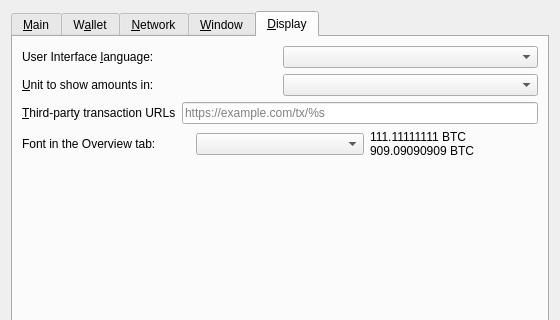
This is src/qt/forms/optionsdialog.ui in yarsawyer/tidecoin as Qt 5 draws it before an edit; both pictures show x 0 to 560 and y 0 to 320 of the 560 by 495 pixel window. The edited form follows.
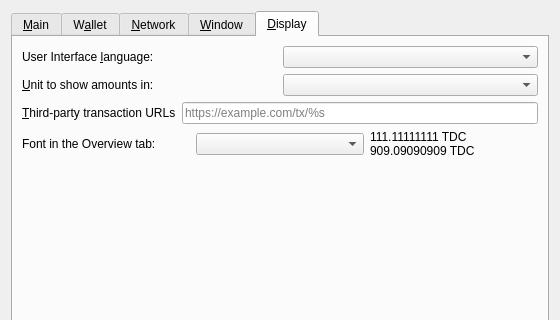
This is the edited form. The open tabs and pages were chosen to show the change. Custom widgets are drawn as their Qt base class.

What changed in the file:
```diff
--- a/src/qt/forms/optionsdialog.ui
+++ b/src/qt/forms/optionsdialog.ui
@@ -822,8 +822,8 @@
          <item>
           <widget class="QLabel" name="moneyFont_preview">
            <property name="text">
-            <string notr="true">111.11111111 BTC
-909.09090909 BTC</string>
+            <string notr="true">111.11111111 TDC
+909.09090909 TDC</string>
            </property>
           </widget>
          </item>
```
Left out of the diff: 6 changed lines with no effect on the pictures.
